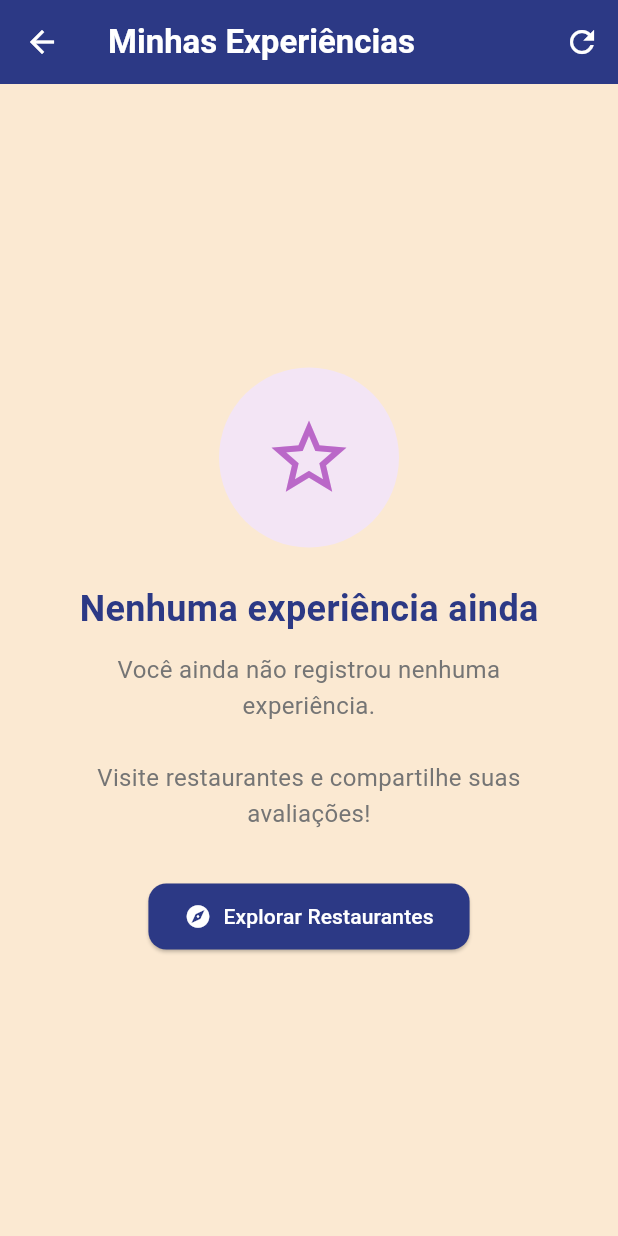
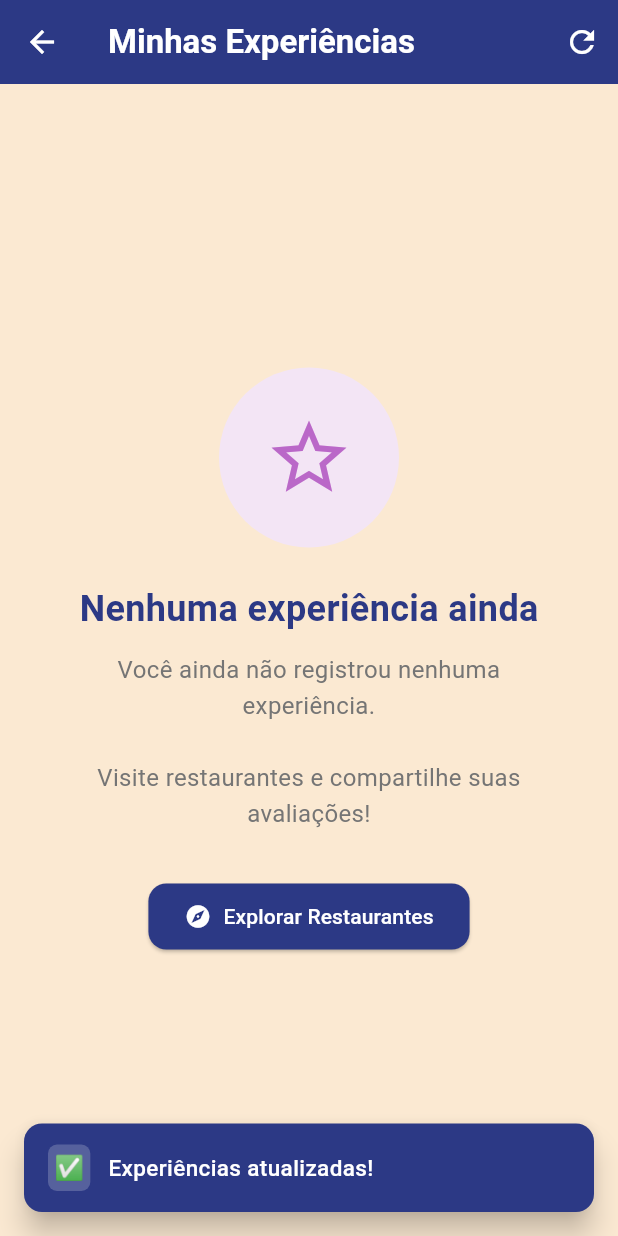
Before and after one commit to EricAugusto93/Taste-Teste, a Flutter app: the ExperienciasScreen screen opened directly, after a tap on the "refresh" icon, on a phone screen of 412 x 824 dp. Run offline on Flutter 3.47's test engine with Material 3 defaults, Android fonts, the phone set to English and light mode, and no system bars; our stand-ins replace flutter_dotenv, flutter_riverpod, geolocator, google_maps_flutter, shared_preferences, supabase_flutter; accounts and stored records are empty.

Commit message:
Implementar ajustes finais de responsividade e microinterações
 Implementações realizadas:

 Flutter App - Microinterações:
- Slide animation na tela de Experiências com fade suave
- SmoothLoader implementado para busca de restaurantes
- Botões de favorito com animações e feedback visual
- SnackBars temáticos com cores do design system

 Acessibilidade:
- Labels semânticos em botões de favorito
- Semantics no TasteTestLogo para leitores de tela
- Hierarquia adequada de informações

 Responsividade:
- TasteTestLogo adaptativo para diferentes tamanhos de tela
- Ajustes automáticos de fonte em telas pequenas
- Admin Panel já com responsividade completa implementada

 Utilitários:
- SnackBarUtils global para feedback consistente
- Métodos de conveniência para diferentes tipos de notificação
- Factory constructors corrigidos no SmoothLoader

 Feedback Visual:
- SnackBars com cores temáticas (azul sucesso, vermelho erro)
- Animações suaves de transição entre estados
- Loaders modernos com animações personalizadas

```diff
--- a/gastro_app/lib/screens/experiencias_screen.dart
+++ b/gastro_app/lib/screens/experiencias_screen.dart
@@ -4,12 +4,76 @@ import 'package:flutter_riverpod/flutter_riverpod.dart';
 import '../utils/providers.dart';
 import '../widgets/experiencia_button.dart';
 import '../services/experiencia_service.dart';
+import '../utils/snackbar_utils.dart';
 
-class ExperienciasScreen extends ConsumerWidget {
+class ExperienciasScreen extends ConsumerStatefulWidget {
   const ExperienciasScreen({super.key});
 
   @override
-  Widget build(BuildContext context, WidgetRef ref) {
+  ConsumerState<ExperienciasScreen> createState() => _ExperienciasScreenState();
+}
+
+class _ExperienciasScreenState extends ConsumerState<ExperienciasScreen>
+    with TickerProviderStateMixin {
+  late AnimationController _slideController;
+  late AnimationController _fadeController;
+  late Animation<Offset> _slideAnimation;
+  late Animation<double> _fadeAnimation;
+
+  @override
+  void initState() {
+    super.initState();
+    _setupAnimations();
+  }
+
+  @override
+  void dispose() {
+    _slideController.dispose();
+    _fadeController.dispose();
+    super.dispose();
+  }
+
+  void _setupAnimations() {
+    _slideController = AnimationController(
+      duration: const Duration(milliseconds: 600),
+      vsync: this,
+    );
+
+    _fadeController = AnimationController(
+      duration: const Duration(milliseconds: 800),
+      vsync: this,
+    );
+
+    _slideAnimation = Tween<Offset>(
+      begin: const Offset(0.0, 0.3),
+      end: Offset.zero,
+    ).animate(CurvedAnimation(
+      parent: _slideController,
+      curve: Curves.easeOutCubic,
+    ));
+
+    _fadeAnimation = Tween<double>(
+      begin: 0.0,
+      end: 1.0,
+    ).animate(CurvedAnimation(
+      parent: _fadeController,
+      curve: Curves.easeIn,
+    ));
+
+    // Iniciar animações
+    _fadeController.forward();
+    _slideController.forward();
+  }
+
+  void _refreshExperiencias() {
+    ref.invalidate(experienciasUsuarioProvider);
+
+    // Mostrar feedback visual usando o utilitário global
+    SnackBarUtils.showSuccess(context, 'Experiências atualizadas!');
+  }
+
+  @override
+  Widget build(BuildContext context) {
     final experiencias = ref.watch(experienciasUsuarioProvider);
 
     return Scaffold(
@@ -26,19 +90,31 @@ class ExperienciasScreen extends ConsumerWidget {
         foregroundColor: Colors.white,
         elevation: 0,
         actions: [
-          IconButton(
-            onPressed: () {
-              ref.invalidate(experienciasUsuarioProvider);
+          AnimatedBuilder(
+            animation: _fadeAnimation,
+            builder: (context, child) {
+              return FadeTransition(
+                opacity: _fadeAnimation,
+                child: IconButton(
+                  onPressed: _refreshExperiencias,
+                  icon: const Icon(Icons.refresh),
+                  tooltip: 'Atualizar lista',
+                ),
+              );
             },
-            icon: const Icon(Icons.refresh),
-            tooltip: 'Atualizar lista',
           ),
         ],
       ),
-      body: experiencias.when(
-        data: (experienciasList) => _buildContent(context, experienciasList),
-        loading: () => _buildLoading(),
-        error: (error, stack) => _buildError(context, error.toString()),
+      body: SlideTransition(
+        position: _slideAnimation,
+        child: FadeTransition(
+          opacity: _fadeAnimation,
+          child: experiencias.when(
+            data: (experienciasList) => _buildContent(context, experienciasList),
+            loading: () => _buildLoading(),
+            error: (error, stack) => _buildError(context, error.toString()),
+          ),
+        ),
       ),
     );
   }
--- /dev/null
+++ b/gastro_app/lib/utils/snackbar_utils.dart
@@ -0,0 +1,129 @@
+import 'package:flutter/material.dart';
+import '../config/app_colors.dart';
+
+enum SnackBarType { success, error, info, warning }
+
+class SnackBarUtils {
+  static void showThemedSnackBar(
+    BuildContext context,
+    String message,
+    SnackBarType type, {
+    Duration duration = const Duration(seconds: 3),
+    String? actionLabel,
+    VoidCallback? onActionPressed,
+  }) {
+    final (color, icon) = _getThemeData(type);
+
+    ScaffoldMessenger.of(context).showSnackBar(
+      SnackBar(
+        content: Row(
+          children: [
+            Container(
+              padding: const EdgeInsets.all(4),
+              decoration: BoxDecoration(
+                color: Colors.white.withOpacity(0.2),
+                borderRadius: BorderRadius.circular(6),
+              ),
+              child: Text(
+                icon,
+                style: const TextStyle(fontSize: 16),
+              ),
+            ),
+            const SizedBox(width: 12),
+            Expanded(
+              child: Text(
+                message,
+                style: const TextStyle(
+                  color: Colors.white,
+                  fontWeight: FontWeight.w500,
+                  fontSize: 15,
+                ),
+              ),
+            ),
+          ],
+        ),
+        backgroundColor: color,
+        behavior: SnackBarBehavior.floating,
+        shape: RoundedRectangleBorder(
+          borderRadius: BorderRadius.circular(12),
+        ),
+        margin: const EdgeInsets.all(16),
+        duration: duration,
+        elevation: 8,
+        action: actionLabel != null
+            ? SnackBarAction(
+                label: actionLabel,
+                textColor: Colors.white,
+                backgroundColor: Colors.white.withOpacity(0.2),
+                onPressed: onActionPressed ?? () {
+                  ScaffoldMessenger.of(context).hideCurrentSnackBar();
+                },
+              )
+            : null,
+      ),
+    );
+  }
+
+  static (Color, String) _getThemeData(SnackBarType type) {
+    switch (type) {
+      case SnackBarType.success:
+        return (AppColors.azulProfundo, '✅');
+      case SnackBarType.error:
+        return (AppColors.vermelhoTelha, '❌');
+      case SnackBarType.info:
+        return (AppColors.amareloMostarda, 'ℹ️');
+      case SnackBarType.warning:
+        return (AppColors.mostardaEscura, '⚠️');
+    }
+  }
+
+  // Métodos de conveniência
+  static void showSuccess(BuildContext context, String message, {Duration? duration}) {
+    showThemedSnackBar(context, message, SnackBarType.success, duration: duration ?? const Duration(seconds: 3));
+  }
+
+  static void showError(BuildContext context, String message, {Duration? duration}) {
+    showThemedSnackBar(context, message, SnackBarType.error, duration: duration ?? const Duration(seconds: 4));
+  }
+
+  static void showInfo(BuildContext context, String message, {Duration? duration}) {
+    showThemedSnackBar(context, message, SnackBarType.info, duration: duration ?? const Duration(seconds: 3));
+  }
+
+  static void showWarning(BuildContext context, String message, {Duration? duration}) {
+    showThemedSnackBar(context, message, SnackBarType.warning, duration: duration ?? const Duration(seconds: 3));
+  }
+
+  // SnackBars específicos para contextos comuns
+  static void showFavoriteAdded(BuildContext context, String restauranteName) {
+    showSuccess(context, '$restauranteName adicionado aos favoritos!');
+  }
+
+  static void showFavoriteRemoved(BuildContext context, String restauranteName) {
+    showInfo(context, '$restauranteName removido dos favoritos');
+  }
+
+  static void showLocationError(BuildContext context) {
+    showError(
+      context,
+      'Não foi possível obter sua localização. Usando localização padrão.',
+      duration: const Duration(seconds: 4),
+    );
+  }
+
+  static void showLocationUpdated(BuildContext context) {
+    showSuccess(context, 'Localização atualizada com sucesso!');
+  }
+
+  static void showSearchEmpty(BuildContext context) {
+    showWarning(context, 'Nenhum restaurante encontrado para sua busca');
+  }
+
+  static void showNetworkError(BuildContext context) {
+    showError(
+      context,
+      'Erro de conexão. Verifique sua internet e tente novamente.',
+      duration: const Duration(seconds: 4),
+    );
+  }
+}
```
Also changed, not shown: gastro_app/lib/screens/home_screen_modern.dart (+4 -33 lines), gastro_app/lib/screens/proximidade_screen.dart (+5 -14 lines), gastro_app/lib/widgets/animated_favorite_button.dart (+16 -2 lines), gastro_app/lib/widgets/smooth_loader.dart (+44 -44 lines), gastro_app/lib/widgets/taste_test_logo.dart (+18 -2 lines).
